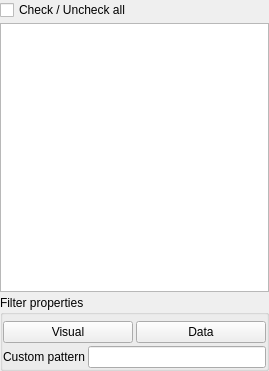
First picture: the form in plugins/view/spreadsheet/TulipTableWidgetColumnSelectionWidget.ui, repository jalamao/tulip-1, before the edit.
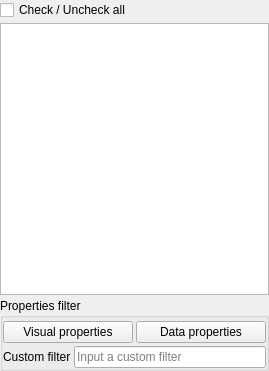
Second picture: the form after the edit.

Patch:
```diff
--- a/plugins/view/spreadsheet/TulipTableWidgetColumnSelectionWidget.ui
+++ b/plugins/view/spreadsheet/TulipTableWidgetColumnSelectionWidget.ui
@@ -58,14 +58,14 @@
       </sizepolicy>
      </property>
      <property name="title">
-      <string>Filter properties</string>
+      <string>Properties filter</string>
      </property>
      <layout class="QGridLayout" name="gridLayout">
       <property name="leftMargin">
        <number>0</number>
       </property>
       <property name="topMargin">
-       <number>6</number>
+       <number>3</number>
       </property>
       <property name="rightMargin">
        <number>0</number>
@@ -85,7 +85,7 @@
          </sizepolicy>
         </property>
         <property name="text">
-         <string>Visual</string>
+         <string>Visual properties</string>
         </property>
        </widget>
       </item>
@@ -100,12 +100,16 @@
            </sizepolicy>
           </property>
           <property name="text">
-           <string>Custom pattern</string>
+           <string>Custom filter</string>
           </property>
          </widget>
         </item>
         <item>
-         <widget class="QLineEdit" name="customPatternLineEdit"/>
+         <widget class="QLineEdit" name="customPatternLineEdit">
+          <property name="placeholderText">
+           <string>Input a custom filter</string>
+          </property>
+         </widget>
         </item>
        </layout>
       </item>
@@ -118,7 +122,7 @@
          </sizepolicy>
         </property>
         <property name="text">
-         <string>Data</string>
+         <string>Data properties</string>
         </property>
        </widget>
       </item>
```
